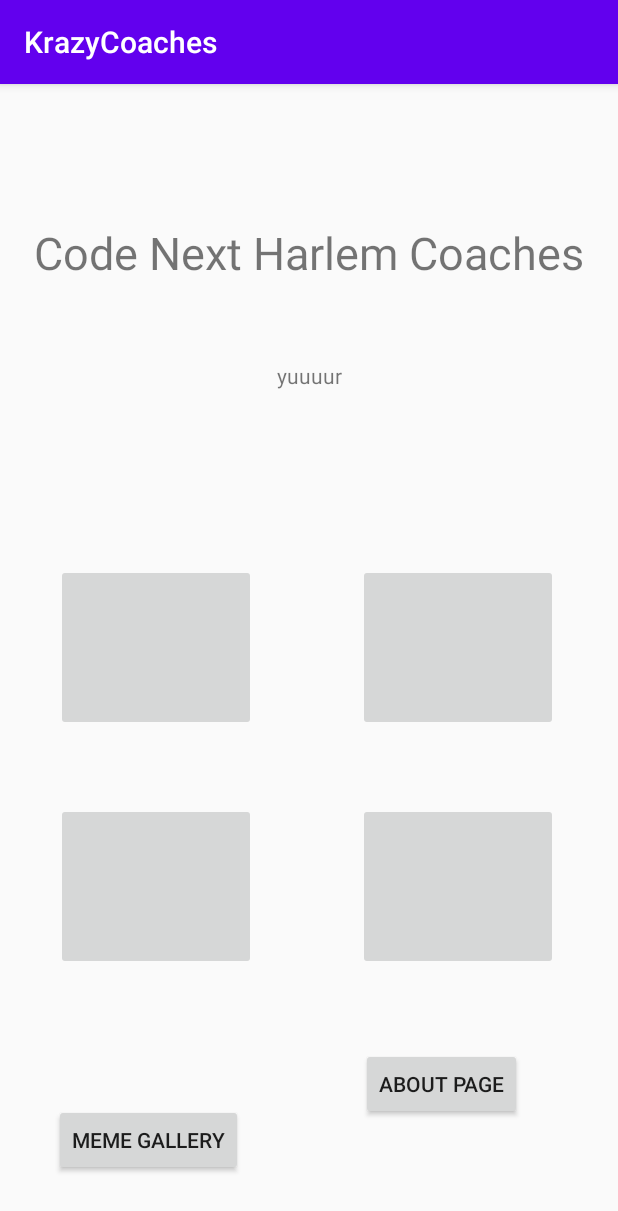
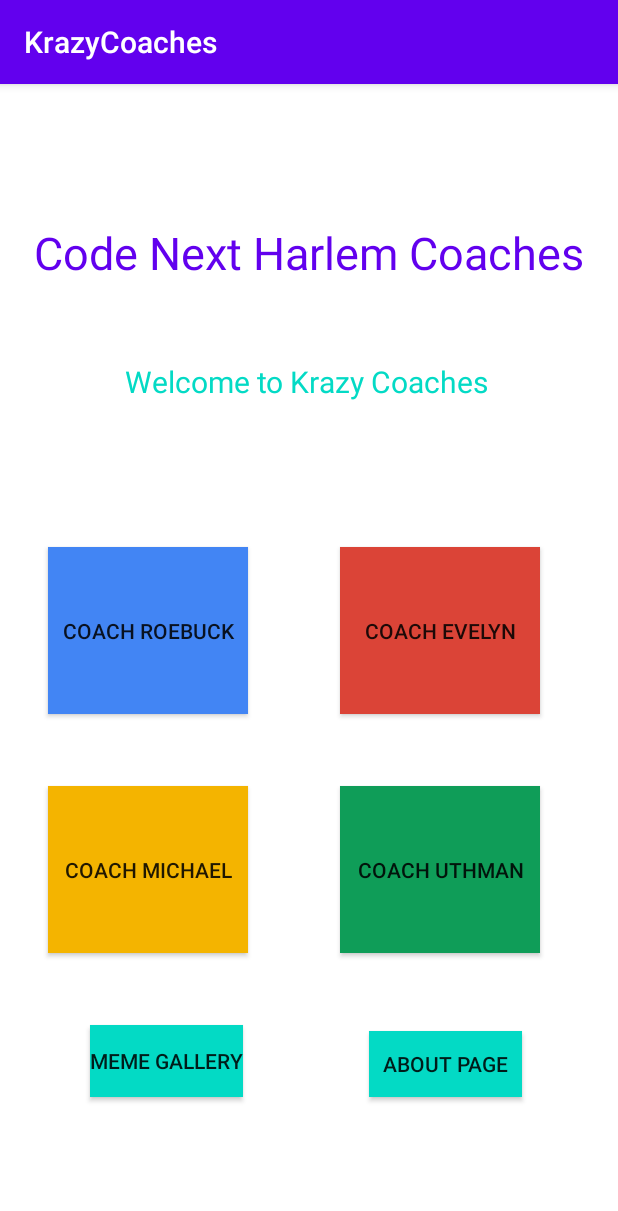
Before and after one commit to akeenahall42029/FinalCNProject, an Android app: the screen it shows after launch (MainActivity), on a phone screen of 412 x 824 dp. Shown: the top 1211 px of the screen. Run offline under Robolectric (Android 15) with nearby library versions, the phone set to English and light mode, and no system bars.

Commit message:
this is progess for theend of yeear for code next. We plan to add more features tot tthis projects including animation

```diff
--- a/krazycoaches/app/src/main/AndroidManifest.xml
+++ b/krazycoaches/app/src/main/AndroidManifest.xml
@@ -17,6 +17,7 @@
         <activity android:name=".Selection"/>
         <activity android:name=".aboutActivity"/>
         <activity android:name=".MainActivity"/>
+        <activity android:name=".MemeGallery"/>
 
         <activity android:name=".splash_screen">
             <intent-filter>
--- a/krazycoaches/app/src/main/java/com/example/krazycoaches/MainActivity.java
+++ b/krazycoaches/app/src/main/java/com/example/krazycoaches/MainActivity.java
@@ -6,15 +6,16 @@ import android.content.Intent;
 import android.os.Bundle;
 import android.os.CountDownTimer;
 import android.view.View;
+import android.widget.Button;
 import android.widget.ImageButton;
 import android.widget.TextView;
 import android.widget.Toast;
 
 public class MainActivity extends AppCompatActivity {
-    ImageButton evelynB;
-    ImageButton roebuckB;
-    ImageButton uthmanB;
-    ImageButton michaelB;
+    Button evelynB;
+    Button roebuckB;
+    Button uthmanB;
+    Button michaelB;
     TextView instructions;
     TextView title;
     CountDownTimer instruction_timer;
@@ -39,17 +40,17 @@ public class MainActivity extends AppCompatActivity {
             @Override
             public void onTick(long millisUntilFinished) {
                 if (millisUntilFinished<=30000) {
-                    instructions.setText("yuuuur");
+                    instructions.setText("Welcome to Krazy Coaches ");
                 }
 
                 if(millisUntilFinished<=25000){
-                    instructions.setText("Hello there, this is sample code ");
+                    instructions.setText("This app is to show appreciation to our coaches at our Google Code Next Program ");
                 }
                 if (millisUntilFinished<=20000){
-                    instructions.setText("Kayley please edit me ");
+                    instructions.setText("Over the years we've created glorious memes of our coaches and we wanted to create a platform to share them");
                 }
                 if (millisUntilFinished<=15000){
-                    instructions.setText("the coaches are great");
+                    instructions.setText("Please enjoy our app and note that its not made for bullying, thanks :)");
 
                 }
             }
@@ -84,4 +85,9 @@ public class MainActivity extends AppCompatActivity {
         Intent toAbout = new Intent(this,aboutActivity.class);
         startActivity(toAbout);
     }
+
+    public void toMemes(View view) {
+        Intent goToMemes = new Intent(this,MemeGallery.class);
+        startActivity(goToMemes);
+    }
 }
--- a/krazycoaches/app/src/main/res/layout/activity_main.xml
+++ b/krazycoaches/app/src/main/res/layout/activity_main.xml
@@ -4,7 +4,8 @@
     xmlns:tools="http://schemas.android.com/tools"
     android:layout_width="match_parent"
     android:layout_height="match_parent"
-    tools:context=".MainActivity">
+    tools:context=".MainActivity"
+    android:background="@color/white">
 
     <TextView
         android:id="@+id/titleTd"
@@ -13,6 +14,7 @@
         android:layout_marginTop="92dp"
         android:text="Code Next Harlem Coaches"
         android:textSize="30dp"
+        android:textColor="@color/colorPrimary"
         app:layout_constraintHorizontal_bias="0.497"
         app:layout_constraintLeft_toLeftOf="parent"
         app:layout_constraintRight_toRightOf="parent"
@@ -22,83 +24,98 @@
         android:id="@+id/instructions"
         android:layout_width="wrap_content"
         android:layout_height="wrap_content"
+        android:layout_gravity="center_horizontal"
         android:layout_marginTop="52dp"
+        android:textAlignment="center"
+        android:textColor="@color/colorAccent"
+        android:textSize="20dp"
         app:layout_constraintEnd_toEndOf="parent"
         app:layout_constraintStart_toStartOf="parent"
         app:layout_constraintTop_toBottomOf="@+id/titleTd" />
 
-    <ImageButton
+    <Button
         android:id="@+id/michaelB"
         android:layout_width="133dp"
         android:layout_height="111dp"
+        android:layout_marginStart="32dp"
+        android:layout_marginLeft="32dp"
         android:layout_marginTop="48dp"
-        android:layout_marginEnd="60dp"
-        android:layout_marginRight="58dp"
+        android:background="@color/yellow"
         android:onClick="toTemplate"
-        app:layout_constraintEnd_toStartOf="@+id/uthmanB"
-        app:layout_constraintHorizontal_bias="0.83"
+        android:text="Coach Michael"
         app:layout_constraintStart_toStartOf="parent"
         app:layout_constraintTop_toBottomOf="@+id/roebuckB"
         tools:srcCompat="@tools:sample/avatars" />
 
-    <ImageButton
+    <Button
         android:id="@+id/uthmanB"
         android:layout_width="133dp"
         android:layout_height="111dp"
         android:layout_marginTop="48dp"
-        android:layout_marginEnd="40dp"
-        android:layout_marginRight="40dp"
+        android:layout_marginEnd="52dp"
+        android:layout_marginRight="52dp"
+        android:background="@color/green"
         android:onClick="toTemplate"
+        android:text="Coach Uthman"
         app:layout_constraintEnd_toEndOf="parent"
         app:layout_constraintTop_toBottomOf="@+id/evelynB"
         tools:srcCompat="@tools:sample/avatars" />
 
-    <ImageButton
+    <Button
         android:id="@+id/roebuckB"
         android:layout_width="133dp"
         android:layout_height="111dp"
-        android:layout_marginTop="116dp"
+        android:layout_marginTop="176dp"
         android:layout_marginEnd="60dp"
         android:layout_marginRight="60dp"
+        android:background="@color/blue"
         android:onClick="toTemplate"
+        android:src="@drawable/roebucks"
+        android:text="Coach Roebuck"
         app:layout_constraintEnd_toStartOf="@+id/evelynB"
-        app:layout_constraintHorizontal_bias="0.83"
+        app:layout_constraintHorizontal_bias="0.969"
         app:layout_constraintStart_toStartOf="parent"
-        app:layout_constraintTop_toBottomOf="@+id/instructions"
-        tools:srcCompat="@tools:sample/avatars" />
+        app:layout_constraintTop_toBottomOf="@+id/titleTd" />
 
-    <ImageButton
+    <Button
         android:id="@+id/evelynB"
         android:layout_width="133dp"
         android:layout_height="111dp"
-        android:layout_marginTop="116dp"
-        android:layout_marginEnd="40dp"
-        android:layout_marginRight="40dp"
+        android:layout_marginTop="176dp"
+        android:layout_marginEnd="52dp"
+        android:layout_marginRight="52dp"
+        android:background="@color/red"
         android:onClick="toTemplate"
+        android:text="Coach Evelyn"
         app:layout_constraintEnd_toEndOf="parent"
-        app:layout_constraintTop_toBottomOf="@+id/instructions"
+        app:layout_constraintTop_toBottomOf="@+id/titleTd"
         tools:srcCompat="@tools:sample/avatars" />
 
     <Button
         android:id="@+id/MemeGallery"
         android:layout_width="wrap_content"
         android:layout_height="wrap_content"
-        android:layout_marginStart="36dp"
-        android:layout_marginLeft="36dp"
-        android:layout_marginBottom="40dp"
+        android:layout_marginStart="60dp"
+        android:layout_marginLeft="60dp"
+        android:layout_marginTop="48dp"
+        android:background="@color/colorAccent"
         android:text="Meme Gallery"
-        app:layout_constraintBottom_toBottomOf="parent"
-        app:layout_constraintStart_toStartOf="parent" />
+        android:onClick="toMemes"
+        app:layout_constraintEnd_toStartOf="@+id/aboutBtn"
+        app:layout_constraintHorizontal_bias="0.0"
+        app:layout_constraintStart_toStartOf="parent"
+        app:layout_constraintTop_toBottomOf="@+id/michaelB" />
 
     <Button
         android:id="@+id/aboutBtn"
-        android:layout_width="wrap_content"
-        android:layout_height="wrap_content"
+        android:layout_width="102dp"
+        android:layout_height="44dp"
         android:layout_marginTop="52dp"
         android:layout_marginEnd="64dp"
         android:layout_marginRight="64dp"
+        android:background="@color/colorAccent"
+        android:onClick="toAbout"
         android:text="About Page"
-        android:onClick="toAbout"
         app:layout_constraintEnd_toEndOf="parent"
         app:layout_constraintTop_toBottomOf="@+id/uthmanB" />
 
```
Also changed, not shown: krazycoaches/app/src/main/java/com/example/krazycoaches/MemeGallery.java (added, +16 -0 lines), krazycoaches/app/src/main/java/com/example/krazycoaches/Selection.java (+11 -6 lines), krazycoaches/app/src/main/java/com/example/krazycoaches/aboutActivity.java (+21 -1 lines), krazycoaches/app/src/main/res/layout/about_template.xml (+61 -25 lines), krazycoaches/app/src/main/res/layout/coachtemplate.xml (+10 -1 lines), krazycoaches/app/src/main/res/layout/meme_gallery.xml (added, +22 -0 lines), krazycoaches/app/src/main/res/drawable/emily_about_img.JPG (added), krazycoaches/app/src/main/res/drawable/evelyn_about.jpeg (added), krazycoaches/app/src/main/res/drawable/maurie_about.png (added), krazycoaches/app/src/main/res/drawable/michael_about_img.jpeg (added), krazycoaches/app/src/main/res/drawable/michael_holder.JPG (added), krazycoaches/app/src/main/res/drawable/natalie_about.jpeg (added), krazycoaches/app/src/main/res/drawable/okrah.jpg (added), krazycoaches/app/src/main/res/drawable/roebuck_about_img.jpeg (added), 1 more files.
